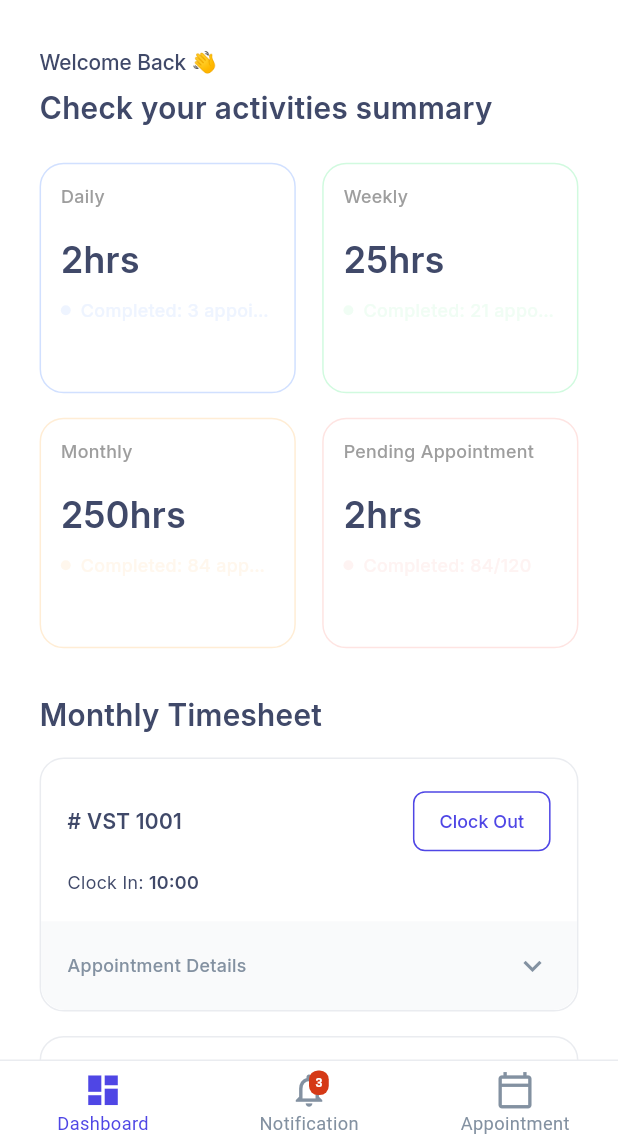
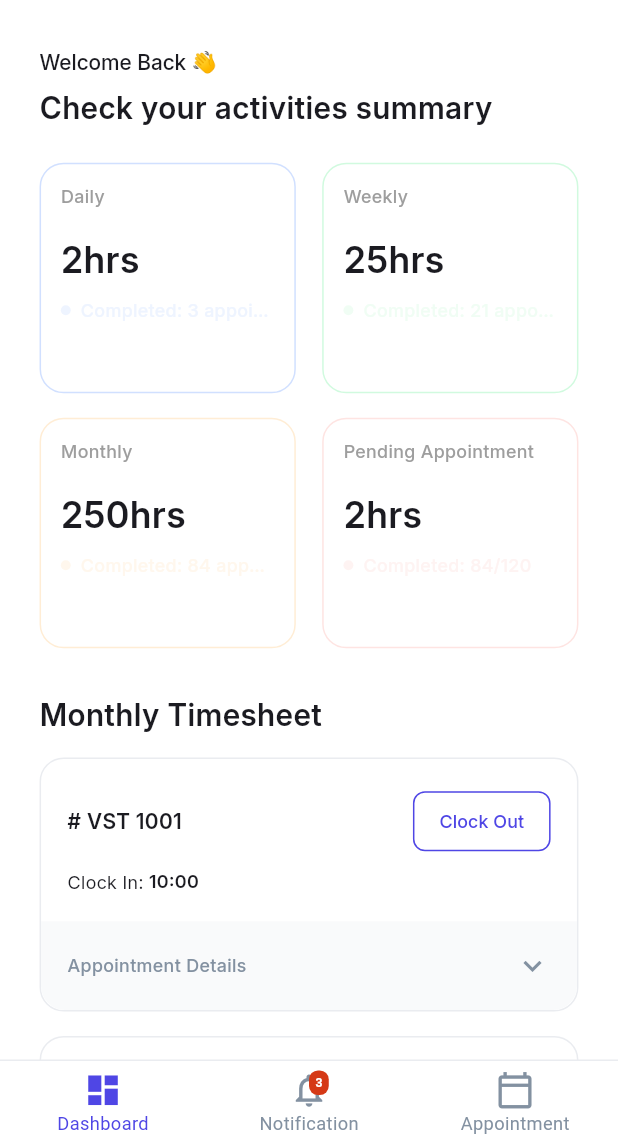
Before and after one commit to Jossyboydgenius/CareClink, a Flutter app: the Dashboard screen opened by its route, on a phone screen of 412 x 824 dp, the part 91-1236 px from its top. Run offline on Flutter 3.47's test engine with Material 3 defaults, Android fonts, the phone set to English and light mode, and no system bars; our stand-ins replace flutter_screenutil.

Commit message:
Refactor font weights and sizes in AppTextStyle

```diff
--- a/lib/shared/app_text_style.dart
+++ b/lib/shared/app_text_style.dart
@@ -6,8 +6,6 @@ abstract class AppTextStyle {
   /// Base text style
   static const TextStyle _baseTextStyle = TextStyle(
     fontFamily: 'Inter',
-    fontWeight: AppFontWeight.regular,
-    color: AppColors.textPrimary,
   );
 
   ///Inter 10
@@ -18,15 +16,23 @@ abstract class AppTextStyle {
       regular10.copyWith(fontWeight: AppFontWeight.medium);
 
   ///Inter 12
-  static TextStyle get regular12 => _baseTextStyle.copyWith(fontSize: 12);
+  static TextStyle get regular12 => _baseTextStyle.copyWith(
+        fontSize: 12,
+        fontWeight: FontWeight.w400,
+      );
 
   ///Inter medium 12
-  static TextStyle get medium12 =>
-      regular12.copyWith(fontWeight: AppFontWeight.medium);
+  static TextStyle get medium12 => _baseTextStyle.copyWith(
+        fontSize: 12,
+        fontWeight: FontWeight.w500,
+      );
 
   ///Inter semibold 12
-  static TextStyle get semibold12 =>
-      regular12.copyWith(fontWeight: AppFontWeight.semiBold);
+  static TextStyle get semibold12 => _baseTextStyle.copyWith(
+        fontSize: 12,
+        fontWeight: FontWeight.w600,
+        height: 16/12, // line height 16px
+      );
 
   ///Inter medium 14
   static TextStyle get medium14 => regular10.copyWith(
```
